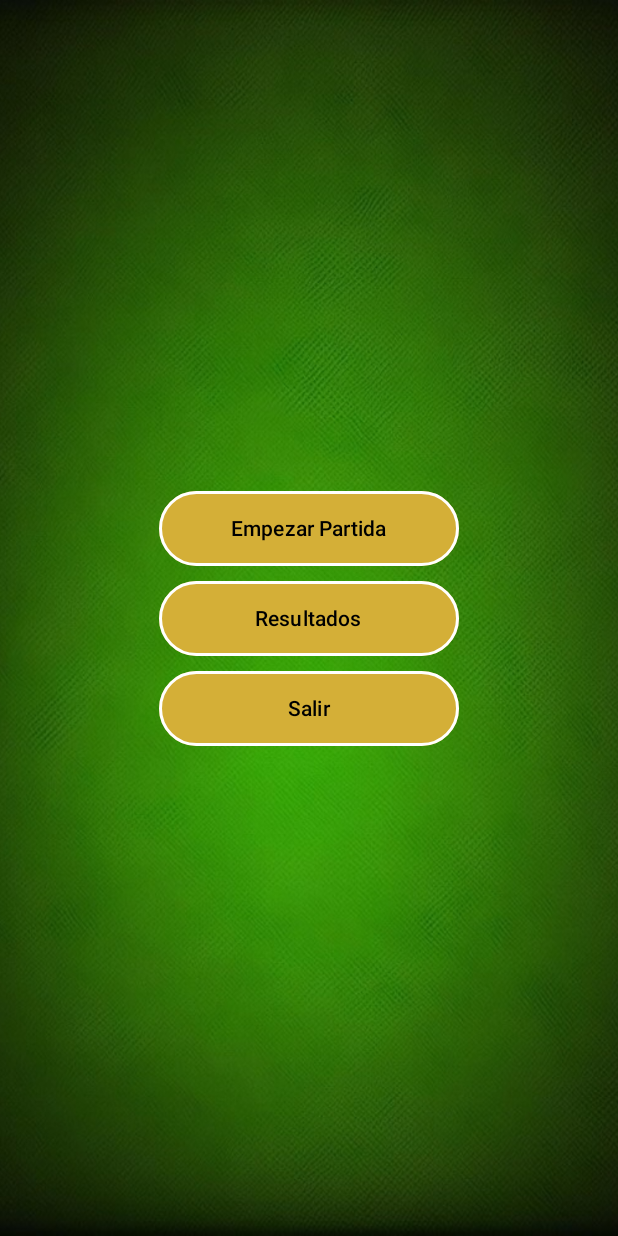
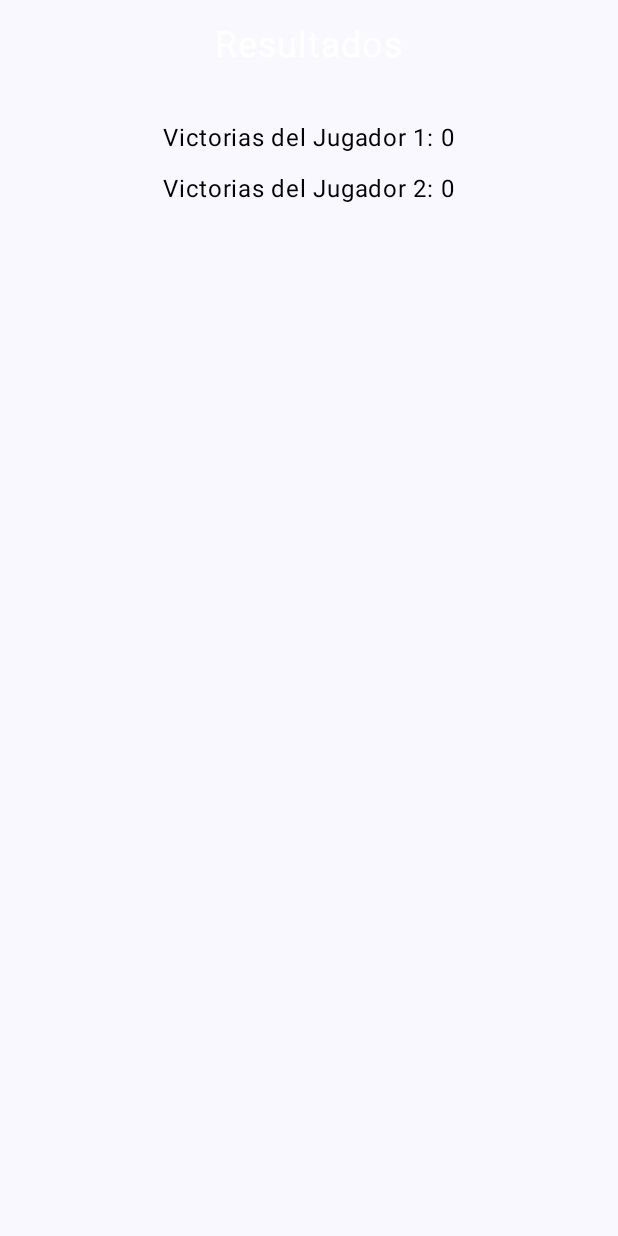
Before and after one commit to agustrodmar/dint-proyecto2-BlackjackSpecial, an Android app built with Jetpack Compose: the screen it shows after launch (MainActivity), after a tap on "Resultados", on a phone screen of 412 x 824 dp. Run offline under Robolectric (Android 15) with nearby library versions, the phone set to English and light mode, and no system bars; our stand-ins replace livedata-compose.

Commit message:
Results screen does now exists, you can navigate there from MainMenu and the logic is working properly, There's not  Front-end work though; Exit function is also implemented in this version of the app

```diff
--- a/app/src/main/java/com/arodmar432p/blackjackspecial/MainActivity.kt
+++ b/app/src/main/java/com/arodmar432p/blackjackspecial/MainActivity.kt
@@ -15,6 +15,7 @@ import com.arodmar432p.blackjackspecial.ui.BlackjackGameViewModel
 import com.arodmar432p.blackjackspecial.ui.BlackjackScreen
 import com.arodmar432p.blackjackspecial.ui.MainMenu
 import com.arodmar432p.blackjackspecial.data.BlackjackRoutes
+import com.arodmar432p.blackjackspecial.ui.ResultsScreen
 import com.arodmar432p.blackjackspecial.ui.theme.BlackjackSpecialTheme
 
 
@@ -40,10 +41,15 @@ class MainActivity : ComponentActivity() {
                         startDestination = BlackjackRoutes.MainMenuScreen.route
                     ) {
                         composable(BlackjackRoutes.MainMenuScreen.route) {
-                            MainMenu(navController = navController)
+                            MainMenu(navController = navController, gameViewModel = gameViewModel)
                         }
                         composable(BlackjackRoutes.BlackjackScreen.route) {
                             BlackjackScreen(
+                                gameViewModel = gameViewModel
+                            )
+                        }
+                        composable(BlackjackRoutes.ResultsScreen.route) {
+                            ResultsScreen(
                                 gameViewModel = gameViewModel
                             )
                         }
@@ -51,5 +57,13 @@ class MainActivity : ComponentActivity() {
                 }
             }
         }
+
+        gameViewModel.eventCloseApp.observe(this) { event ->
+            if (event) {
+                finish()
+                gameViewModel.onAppClosed()
+            }
+        }
+
     }
 }
--- a/app/src/main/java/com/arodmar432p/blackjackspecial/data/BlackjackRoutes.kt
+++ b/app/src/main/java/com/arodmar432p/blackjackspecial/data/BlackjackRoutes.kt
@@ -3,4 +3,6 @@ package com.arodmar432p.blackjackspecial.data
 sealed class BlackjackRoutes(val route: String) {
     object MainMenuScreen : BlackjackRoutes("mainMenuScreen")
     object BlackjackScreen : BlackjackRoutes("BlackjackScreen")
+
+    object ResultsScreen : BlackjackRoutes("ResultsScreen")
 }
--- a/app/src/main/java/com/arodmar432p/blackjackspecial/ui/BlackjackGameViewModel.kt
+++ b/app/src/main/java/com/arodmar432p/blackjackspecial/ui/BlackjackGameViewModel.kt
@@ -26,6 +26,17 @@ class BlackjackGameViewModel : ViewModel() {
     private val _showDialog = MutableLiveData<Boolean>() // Para declarar el ganador
     val showDialog: LiveData<Boolean> get() = _showDialog
 
+    private val _player1Wins = MutableLiveData<Int>(0)
+
+    // Para manejar mi pantalla de Resultados
+    val player1Wins: LiveData<Int> get() = _player1Wins
+
+    private val _player2Wins = MutableLiveData<Int>(0)
+    val player2Wins: LiveData<Int> get() = _player2Wins
+
+    private val _eventCloseApp = MutableLiveData<Boolean>()
+    val eventCloseApp: LiveData<Boolean> get() = _eventCloseApp
+
 
 
 
@@ -52,6 +63,11 @@ class BlackjackGameViewModel : ViewModel() {
         if (winner != null) {
             _winner.value = winner
             _showDialog.value = true
+            if (winner.name == "Player 1") {
+                _player1Wins.value = (_player1Wins.value ?: 0) + 1
+            } else if (winner.name == "Player 2") {
+                _player2Wins.value = (_player2Wins.value ?: 0) + 1
+            }
         } else {
             _winner.value = null
             _showDialog.value = true
@@ -156,4 +172,12 @@ class BlackjackGameViewModel : ViewModel() {
         _currentTurn.value = _players.value?.first()
         _gameInProgress.value = false
     }
+
+    fun closeApp() {
+        _eventCloseApp.value = true
+    }
+
+    fun onAppClosed() {
+        _eventCloseApp.value = false
+    }
 }
--- a/app/src/main/java/com/arodmar432p/blackjackspecial/ui/MainMenu.kt
+++ b/app/src/main/java/com/arodmar432p/blackjackspecial/ui/MainMenu.kt
@@ -26,9 +26,11 @@ import com.arodmar432p.blackjackspecial.R
 import com.arodmar432p.blackjackspecial.data.BlackjackRoutes
 
 @Composable
-fun MainMenu(navController: NavController) {
+fun MainMenu(navController: NavController, gameViewModel: BlackjackGameViewModel) {
     val openDialog = remember { mutableStateOf(false) }
     val background = painterResource(id = R.drawable.tapete)
+
+
 
     Box(modifier = Modifier.fillMaxSize(), contentAlignment = Alignment.Center) {
         Image(
@@ -81,7 +83,7 @@ fun MainMenu(navController: NavController) {
             }
 
             Button(
-                onClick = { navController.navigate("Resultados") },
+                onClick = { navController.navigate(BlackjackRoutes.ResultsScreen.route) },
                 colors = ButtonDefaults.buttonColors(containerColor = Color(0xFFD4AF37)),
                 border = BorderStroke(2.dp, Color.White),
                 modifier = Modifier.sizeIn(minWidth = 200.dp, minHeight = 50.dp)
@@ -90,7 +92,7 @@ fun MainMenu(navController: NavController) {
             }
 
             Button(
-                onClick = { /* Salir */ },
+                onClick = { gameViewModel.closeApp() },
                 colors = ButtonDefaults.buttonColors(containerColor = Color(0xFFD4AF37)),
                 border = BorderStroke(2.dp, Color.White),
                 modifier = Modifier.sizeIn(minWidth = 200.dp, minHeight = 50.dp)
--- a/app/src/main/java/com/arodmar432p/blackjackspecial/ui/Results.kt
+++ b/app/src/main/java/com/arodmar432p/blackjackspecial/ui/Results.kt
@@ -1 +1,33 @@
 package com.arodmar432p.blackjackspecial.ui
+
+import androidx.compose.foundation.layout.Arrangement
+import androidx.compose.foundation.layout.Column
+import androidx.compose.foundation.layout.Spacer
+import androidx.compose.foundation.layout.height
+import androidx.compose.foundation.layout.padding
+import androidx.compose.material3.Text
+import androidx.compose.runtime.Composable
+import androidx.compose.runtime.getValue
+import androidx.compose.runtime.livedata.observeAsState
+import androidx.compose.ui.Alignment
+import androidx.compose.ui.Modifier
+import androidx.compose.ui.graphics.Color
+import androidx.compose.ui.unit.dp
+import androidx.compose.ui.unit.sp
+
+@Composable
+fun ResultsScreen(gameViewModel: BlackjackGameViewModel) {
+    val player1Wins by gameViewModel.player1Wins.observeAsState(initial = 0)
+    val player2Wins by gameViewModel.player2Wins.observeAsState(initial = 0)
+
+    Column(
+        horizontalAlignment = Alignment.CenterHorizontally,
+        verticalArrangement = Arrangement.spacedBy(10.dp),
+        modifier = Modifier.padding(16.dp)
+    ) {
+        Text(text = "Resultados", color = Color.White, fontSize = 24.sp)
+        Spacer(modifier = Modifier.height(16.dp))
+        Text(text = "Victorias del Jugador 1: $player1Wins", color = Color.Black)
+        Text(text = "Victorias del Jugador 2: $player2Wins", color = Color.Black)
+    }
+}
```
